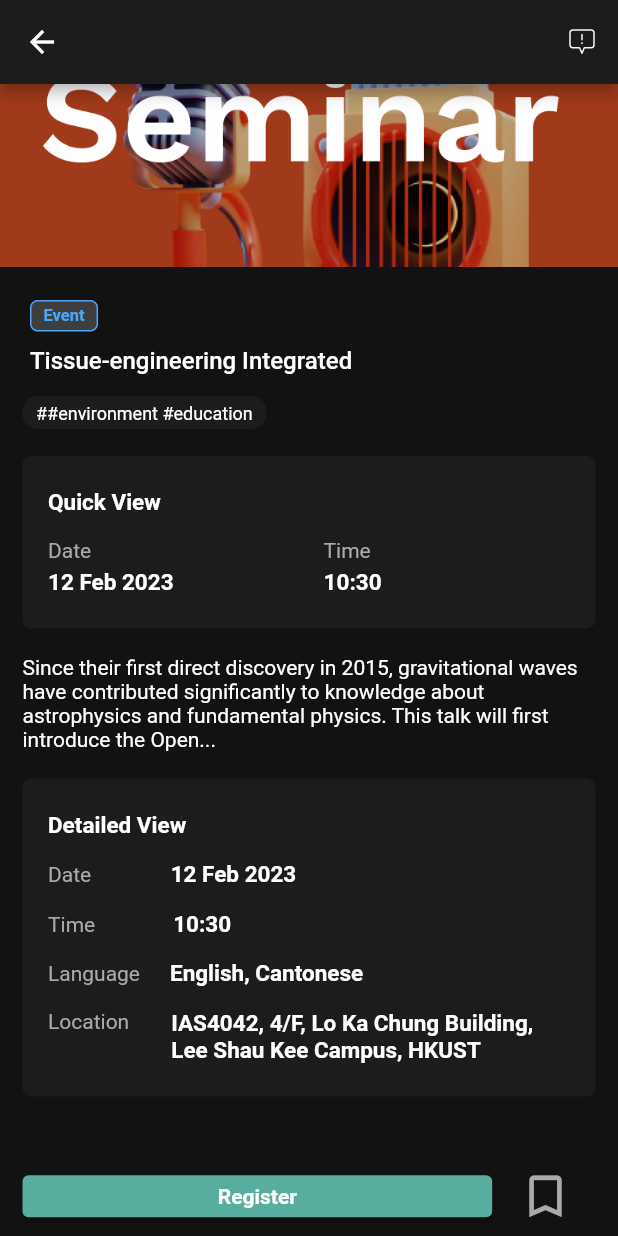
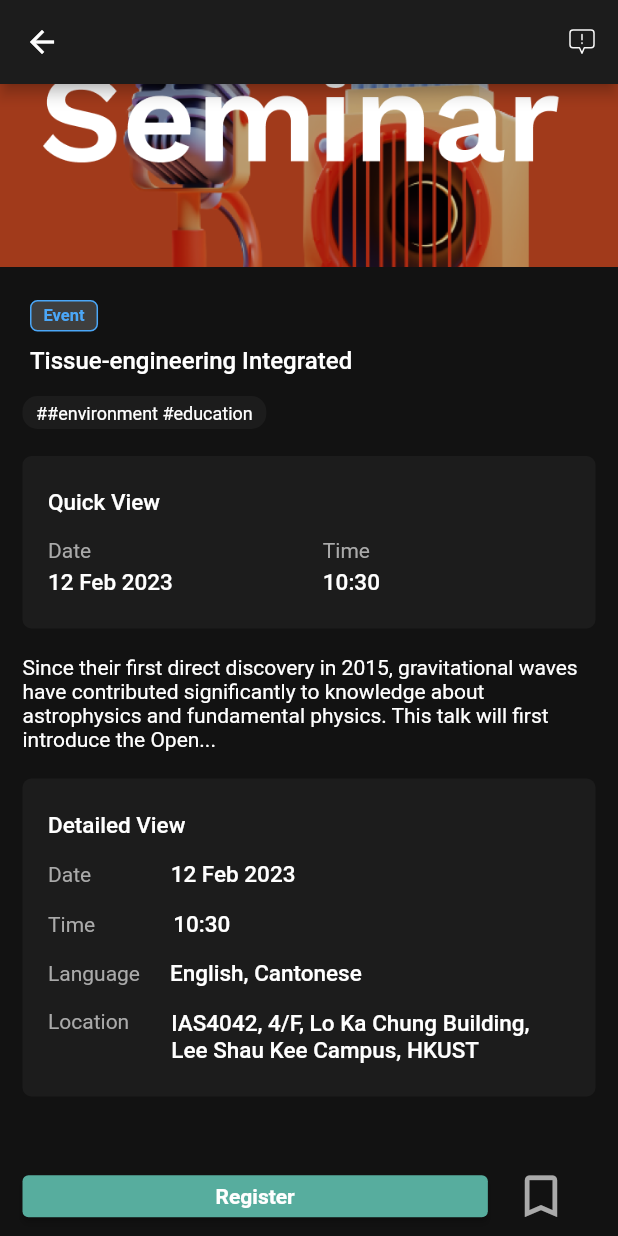
Before and after one commit to seoyoungk0909/INUS, a Flutter app: the EventDetailPage screen opened by its route, scrolled down 78 dp, after a tap on the "bookmark outline" icon, on a phone screen of 412 x 824 dp. Run offline on Flutter 3.47's test engine with Material 2 defaults, Android fonts, the phone set to English and light mode, and no system bars; our stand-ins replace cloud_firestore, firebase_auth, firebase_core, flutter_keyboard_visibility, flutter_speed_dial, flutter_svg and 1 more; accounts and stored records are empty; Roboto replaces fonts that are missing (Outfit); project files that could hold a hidden picture were left out.

Commit message:
fix overflow errors

```diff
--- a/lib/views/event_detail_page.dart
+++ b/lib/views/event_detail_page.dart
@@ -40,8 +40,6 @@ class EventDetailPageState extends State<EventDetailPage> {
       backgroundColor: Theme.of(context).primaryColorDark,
       appBar: AppBar(
         backgroundColor: Theme.of(context).backgroundColor,
-        // title: Text(widget.title),
-        // centerTitle: false,
         actions: [
           IconButton(
               onPressed: () {
@@ -71,7 +69,7 @@ class EventDetailPageState extends State<EventDetailPage> {
                     mainAxisAlignment: MainAxisAlignment.start,
                     children: [
                       Container(
-                        width: MediaQuery.of(context).size.width * 0.76,
+                        width: MediaQuery.of(context).size.width * 0.753,
                         height: 28,
                         child: ElevatedButton(
                           onPressed: () async {
@@ -92,15 +90,8 @@ class EventDetailPageState extends State<EventDetailPage> {
                       Padding(
                         padding: const EdgeInsets.only(left: 9),
                         child: IconButton(
-                          onPressed: () => {
-                            setState(() {
-                              // controller.changeSave();
-                            })
-                          },
+                          onPressed: () => {setState(() {})},
                           icon: const Icon(Icons.bookmark_border),
-                          // icon: (controller.event.save == false)
-                          //     ? const Icon(Icons.bookmark_border)
-                          //     : const Icon(Icons.bookmark),
                           color: hexStringToColor("#AAAAAA"),
                           iconSize: 37.0,
                         ),
@@ -127,7 +118,7 @@ Widget text(BuildContext context, EventController controller, String content,
             fontFamily: 'Outfit',
             color: hexStringToColor(textColor),
             fontSize: size,
-            fontWeight: FontWeight.w600));
+            fontWeight: FontWeight.w500));
   }
   return Text(content,
       style: Theme.of(context).textTheme.bodyText2?.copyWith(
@@ -171,18 +162,6 @@ Widget categoryHashtag(BuildContext context, EventController controller) {
     ),
   );
 }
-
-//all of category hashtags in a row
-// Widget categoryHashtagRow(BuildContext context, EventController controller) {
-//   final hashtagArr = (controller.event.tag).split(' ');
-//   // const hashtagArr = "#Environment, #Education";
-//   return Row(
-//     children: [
-//       categoryHashtag(context, controller, hashtagArr[0]),
-//       categoryHashtag(context, controller, hashtagArr[1]),
-//     ],
-//   );
-// }
 
 //Quick view
 Widget quickView(BuildContext context, EventController controller) {
```
